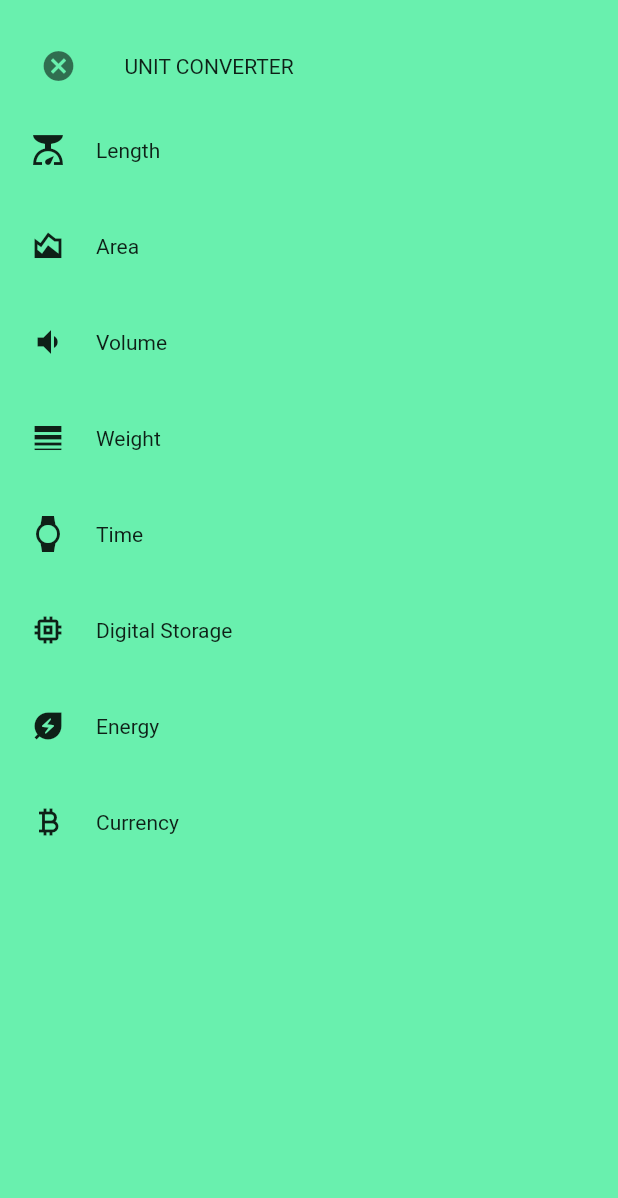
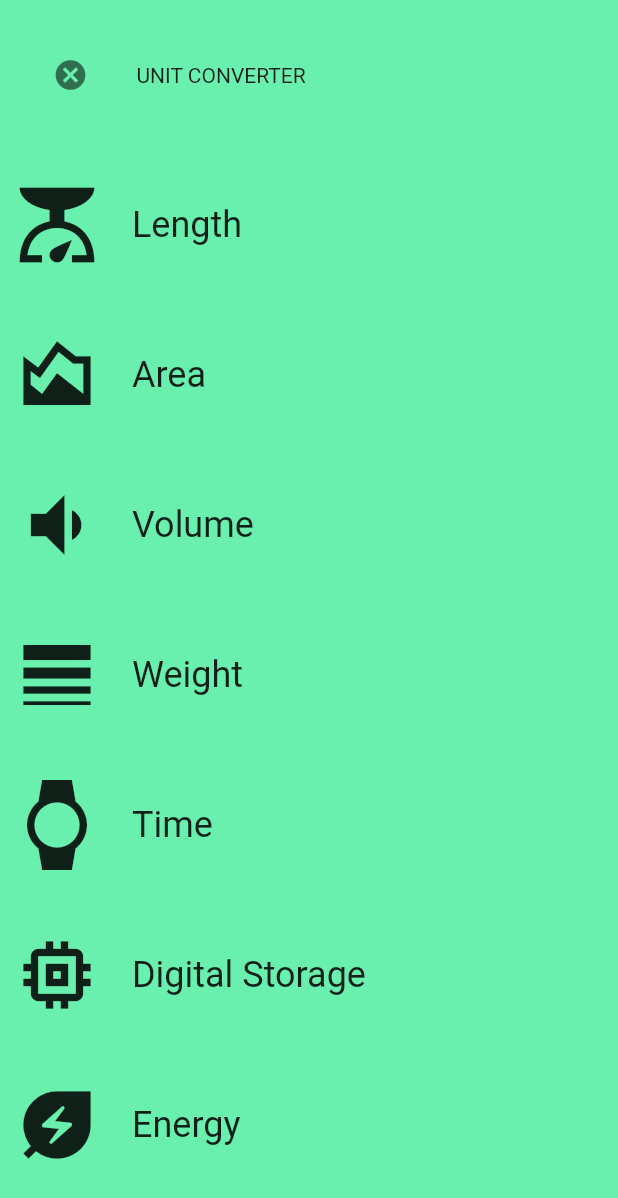
Before and after one commit to arunkumarchauhan/flutter_training_neosoft, a Flutter app: the screen it shows after launch, after a tap on "Category Screen", on a phone screen of 412 x 824 dp. Shown: the top 1198 px of the screen. Run offline on Flutter 3.47's test engine with Material 2 defaults, Android fonts, the phone set to English and light mode, and no system bars.

Commit message:
Category Screnn

```diff
--- a/lib/main.dart
+++ b/lib/main.dart
@@ -12,6 +12,7 @@ class MyApp extends StatelessWidget {
   @override
   Widget build(BuildContext context) {
     return MaterialApp(
+      debugShowCheckedModeBanner: false,
       title: 'Flutter Demo',
       initialRoute: "/",
       routes: {
--- a/lib/screens/build_your_own_widget/category.dart
+++ b/lib/screens/build_your_own_widget/category.dart
@@ -14,8 +14,10 @@ class Category extends StatelessWidget {
     return Scaffold(
       body: Column(
         children: [
-          const SizedBox(height: 20),
-          Row(
+          Container(
+            padding: const EdgeInsets.all(8),
+            height: 100,
+            child: Row(
               children: [
                 const SizedBox(
                   width: 15,
@@ -36,6 +38,7 @@ class Category extends StatelessWidget {
                 const Text("UNIT CONVERTER")
               ],
             ),
+          ),
           Flexible(
             child: ListView.builder(
               itemCount: CategoryItemModel.categoryItems.length,
--- a/lib/screens/build_your_own_widget/widgets/category_item.dart
+++ b/lib/screens/build_your_own_widget/widgets/category_item.dart
@@ -13,19 +13,23 @@ class CategoryItem extends StatelessWidget {
       color: Colors.greenAccent,
       child: InkWell(
         splashColor: Colors.blueAccent,
-        borderRadius: const BorderRadius.all(Radius.circular(20)),
+        borderRadius: const BorderRadius.all(Radius.circular(50)),
         onTap: () {},
-        child: Padding(
-          padding: const EdgeInsets.all(20),
+        child: Container(
+          height: 100,
+          padding: const EdgeInsets.all(8),
           child: Row(
             crossAxisAlignment: CrossAxisAlignment.center,
             children: [
               Icon(
                 icon,
-                size: 24,
+                size: 60,
               ),
               const SizedBox(width: 20),
-              Text(text),
+              Text(
+                text,
+                style: const TextStyle(fontSize: 24),
+              ),
             ],
           ),
         ),
```
Also changed, not shown: 1 other file. Lines whose indentation alone changed are shown as unchanged.
